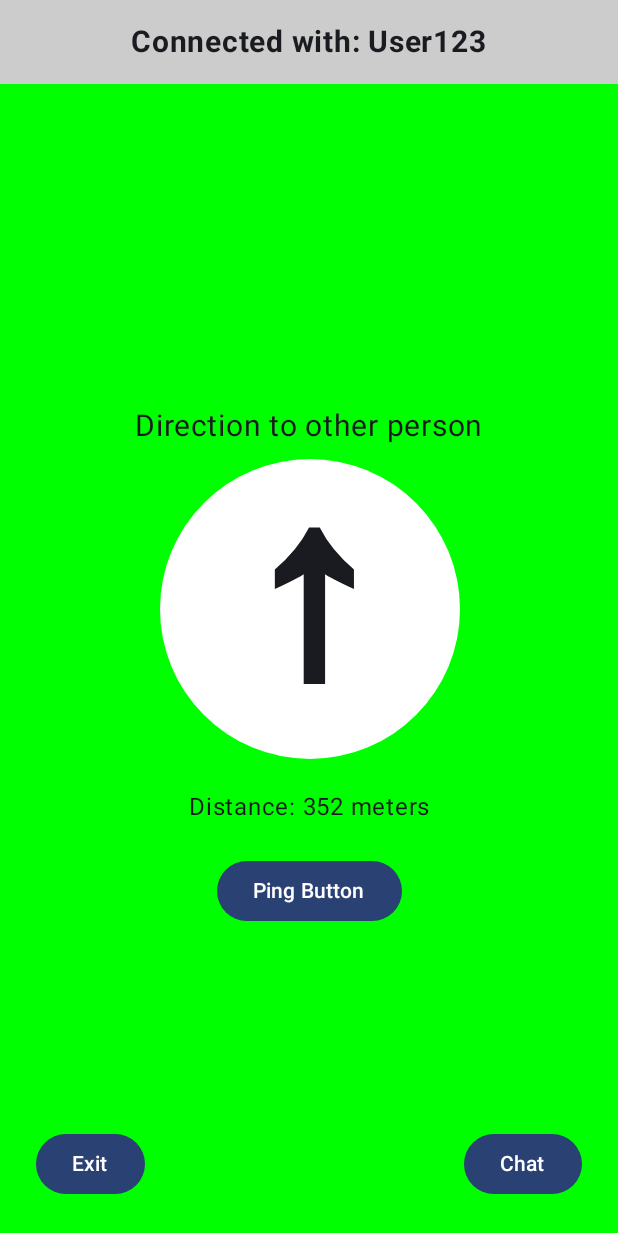
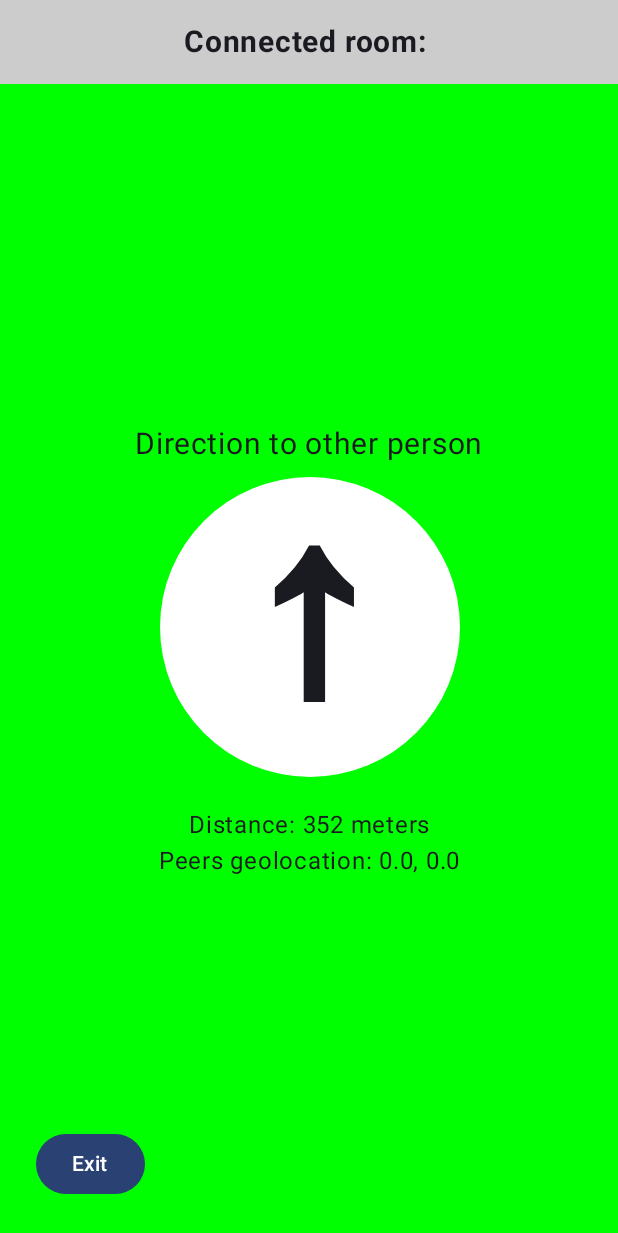
Before and after one commit to ulrikHesmyr/marco_polo_tracker_app_prog2007, an Android app built with Jetpack Compose: the main_screen screen opened through its navigation route, on a phone screen of 412 x 824 dp. Shown: the top 1233 px of the screen. Run offline under Robolectric (Android 15) with nearby library versions, the phone set to English and light mode, and no system bars; libraries missing offline, so code that uses them is left out: io.socket.client, io.socket.emitter.

Commit message:
Add navigation on socket events + slight changes in UI display on main_screen

```diff
--- a/app/src/main/java/com/example/marco_polo/MainActivity.kt
+++ b/app/src/main/java/com/example/marco_polo/MainActivity.kt
@@ -29,6 +29,7 @@ import androidx.navigation.compose.rememberNavController
 import com.example.marco_polo.ui.theme.Marco_poloTheme
 import com.example.marco_polo.socket_client.SocketClient
 
+
 class MainActivity : ComponentActivity() {
 
     override fun onCreate(savedInstanceState: Bundle?) {
@@ -51,7 +52,7 @@ class MainActivity : ComponentActivity() {
             composable("initial_screen") {InitialScreen(navController)}
             composable("create_screen") {CreateScreen(navController, socketClient)}
             composable("connect_screen") { ConnectScreen(navController, socketClient) }
-            composable("main_screen") { MainScreen(navController) }
+            composable("main_screen") { MainScreen(navController, socketClient) }
         }
 
         DisposableEffect(Unit) {
@@ -87,6 +88,10 @@ class MainActivity : ComponentActivity() {
                     Text("Create room")
                 }
             }
+
+            if(socketClient.peerConnected.value) {
+                navController.navigate("main_screen")
+            }
         }
     }
 
@@ -95,6 +100,10 @@ class MainActivity : ComponentActivity() {
     fun ConnectScreen(navController: NavHostController, socketClient: SocketClient) {
         // State to hold the text input
         var sessionId by remember { mutableStateOf("") }
+
+        if(socketClient.peerConnected.value) {
+            navController.navigate("main_screen")
+        }
 
         Scaffold(
             content = { padding ->
@@ -122,7 +131,6 @@ class MainActivity : ComponentActivity() {
                             onClick = {
                                 println("session/room ID is $sessionId")
                                 socketClient.joinPeerConnection(sessionId)
-
                             }
                         ) {
                             Text(text = "Connect")
@@ -131,10 +139,11 @@ class MainActivity : ComponentActivity() {
                 }
             }
         )
+
     }
 
     @Composable
-    fun MainScreen(navController: NavHostController) {
+    fun MainScreen(navController: NavHostController, socketClient : SocketClient) {
 
         Scaffold(
             topBar = {
@@ -146,7 +155,7 @@ class MainActivity : ComponentActivity() {
                         .padding(16.dp),
                     contentAlignment = Alignment.Center
                 ) {
-                    Text(text = "Connected with: User123", fontWeight = FontWeight.Bold, fontSize = 20.sp)
+                    Text(text = "Connected room: ${socketClient.roomID.value}", fontWeight = FontWeight.Bold, fontSize = 20.sp)
                 }
             },
             content = { padding ->
@@ -186,13 +195,10 @@ class MainActivity : ComponentActivity() {
 
                         // Distance (Placeholder text)
                         Text(text = "Distance: 352 meters", fontSize = 16.sp)
+                        Text("Peers geolocation: ${socketClient.peerLocation.value.lat}, ${socketClient.peerLocation.value.long}")
 
                         Spacer(modifier = Modifier.height(20.dp))
 
-                        // Ping Button (Placeholder)
-                        Button(onClick = { /* Ping functionality placeholder */ }) {
-                            Text(text = "Ping Button")
-                        }
                     }
 
                     // Exit and Chat Buttons at the bottom
@@ -205,22 +211,12 @@ class MainActivity : ComponentActivity() {
                     ) {
                         // Exit Button
                         Button(
-                            onClick = { navController.navigate("connect_screen") },
+                            onClick = { socketClient.disconnect(); navController.navigate("initial_screen") },
                             modifier = Modifier
                                 .wrapContentSize()
                                 .padding(8.dp)
                         ) {
                             Text(text = "Exit")
-                        }
-
-                        // Chat Button
-                        Button(
-                            onClick = { /* Chat functionality placeholder */ },
-                            modifier = Modifier
-                                .wrapContentSize()
-                                .padding(8.dp)
-                        ) {
-                            Text(text = "Chat")
                         }
                     }
                 }
--- a/app/src/main/java/com/example/marco_polo/socket_client/SocketClient.kt
+++ b/app/src/main/java/com/example/marco_polo/socket_client/SocketClient.kt
@@ -66,6 +66,7 @@ class SocketClient() : ViewModel() {
         if (args.isNotEmpty()) {
             peerConnected.value = true
             roomID.value = args[0] as String
+            startGeolocationEmit()
         }
     }
 
@@ -75,6 +76,7 @@ class SocketClient() : ViewModel() {
             val latitude = data.getDouble("latitude")
             val longitude = data.getDouble("longitude")
             peerLocation.value = Geolocation(latitude, longitude)
+            println("$latitude, $longitude")
         }
     }
 
```
